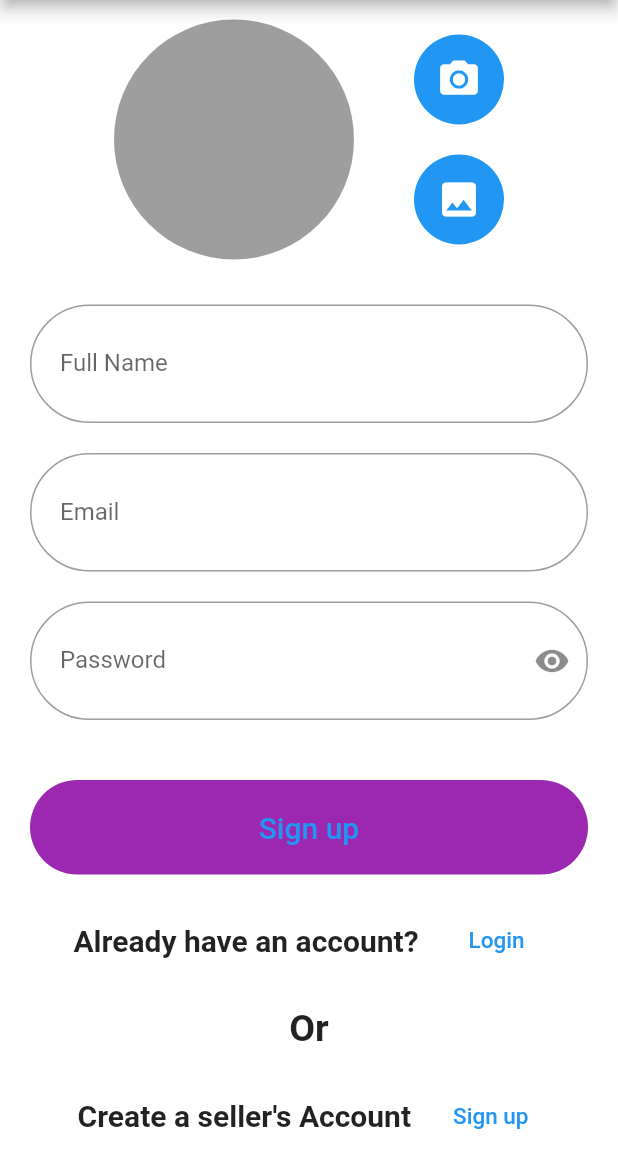
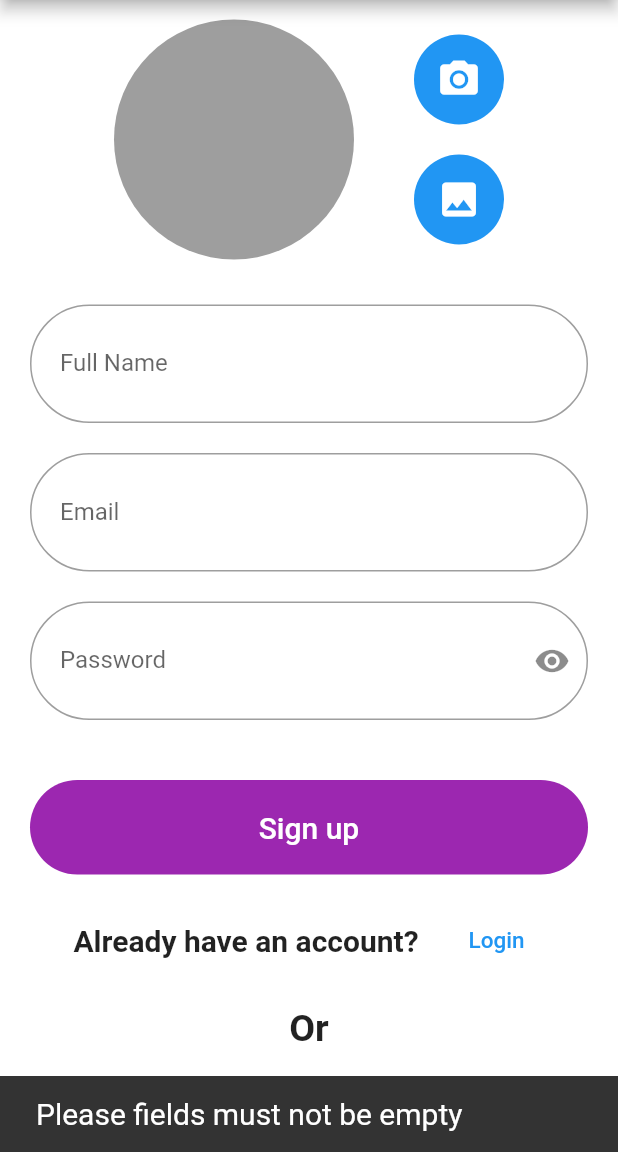
Before and after one commit to yemicoder/multi_vendor, a Flutter app: the screen it shows after launch, scrolled down 117 dp, after a tap on "Sign up", on a phone screen of 412 x 824 dp, the part 84-1236 px from its top. Run offline on Flutter 3.47's test engine with Material 2 defaults, Android fonts, the phone set to English and light mode, and no system bars; our stand-ins replace cloud_firestore, firebase_auth, firebase_core; accounts and stored records are empty.

Commit message:
added snackbar to show login status and error

```diff
--- a/lib/controllers/auth_controller.dart
+++ b/lib/controllers/auth_controller.dart
@@ -20,10 +20,11 @@ class AuthController {
           'email' : email,
         });
             res = 'success';
-            print("acount created");
+            print("account created");
       }
       else {
         res = 'Please fields must not be empty';
+        print(res);
       }
     }
     catch (e) {
--- /dev/null
+++ b/lib/controllers/snack_bar_controller.dart
@@ -0,0 +1,10 @@
+
+import 'package:flutter/cupertino.dart';
+import 'package:flutter/material.dart';
+
+snackbar(String message, BuildContext context) {
+  ScaffoldMessenger.of(context).showSnackBar(SnackBar(content: Text(message,
+    style: TextStyle(
+      fontSize: 20
+    ) ,)));
+}
--- a/lib/views/landing_customer_screen.dart
+++ b/lib/views/landing_customer_screen.dart
@@ -1,5 +1,6 @@
 import 'package:flutter/material.dart';
 import 'package:multi_vendor/controllers/auth_controller.dart';
+import 'package:multi_vendor/controllers/snack_bar_controller.dart';
 
 
 
@@ -16,6 +17,28 @@ class _LandingCustomerScreenState extends State<LandingCustomerScreen> {
   final TextEditingController _fullNameController = TextEditingController();
   final TextEditingController _emailController = TextEditingController();
   final TextEditingController _passwordController = TextEditingController();
+
+  bool isLoading = false;
+
+  signUp() async {
+
+    setState(() {
+      isLoading = true;
+    });
+    String res = await _authController.signUpUsers(_fullNameController.text,
+        _emailController.text, _passwordController.text);
+
+      setState(() {
+        isLoading = false;
+      });
+
+      if(res != 'success') {
+        return snackbar(res, context);
+      }
+      else {
+        print('You have navigated to the home screen');
+      }
+  }
 
   @override
   Widget build(BuildContext context) {
@@ -154,8 +177,7 @@ class _LandingCustomerScreenState extends State<LandingCustomerScreen> {
                   const SizedBox(height: 40,),
                   TextButton(
                     onPressed: () {
-                      _authController.signUpUsers(_fullNameController.text,
-                          _emailController.text, _passwordController.text);
+                      signUp();
                     },
                         style: ElevatedButton.styleFrom(
                           padding: const EdgeInsets.only(top: 20, bottom: 20),
@@ -165,10 +187,13 @@ class _LandingCustomerScreenState extends State<LandingCustomerScreen> {
                           ),
                           minimumSize:const  Size.fromHeight(50),
                         ),
-                        child: const Text(
+                        child: isLoading ? const CircularProgressIndicator(
+                          color: Colors.white,) :
+                           const Text(
                           'Sign up',
                           style: TextStyle(
-                            fontSize: 20
+                            fontSize: 20,
+                            color: Colors.white
                           ),
                         ),
                   ),
```
